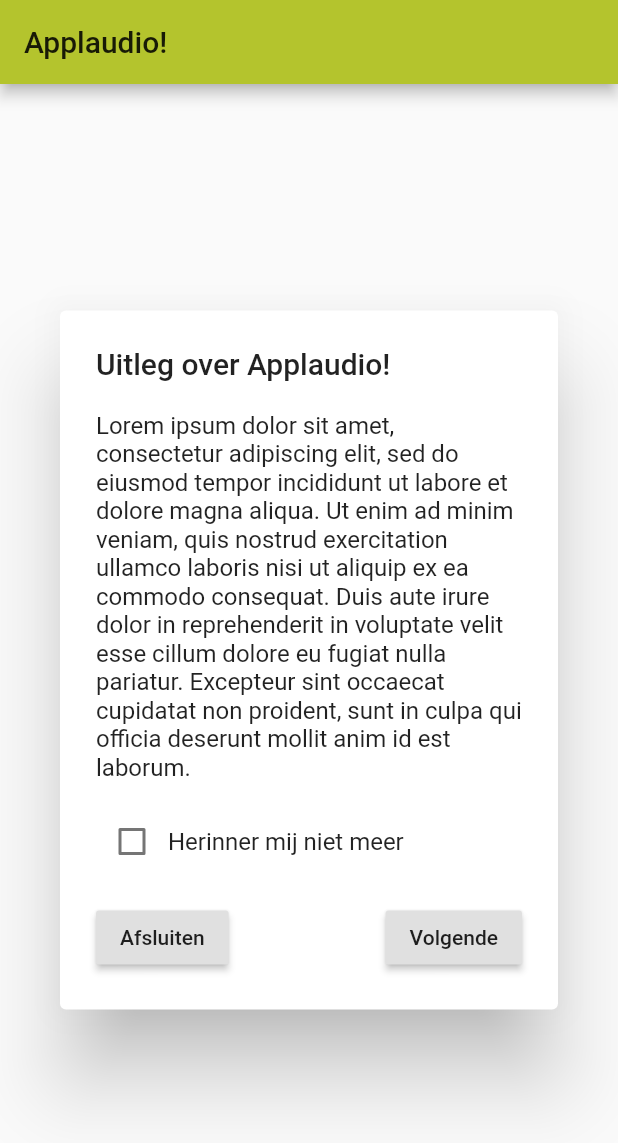
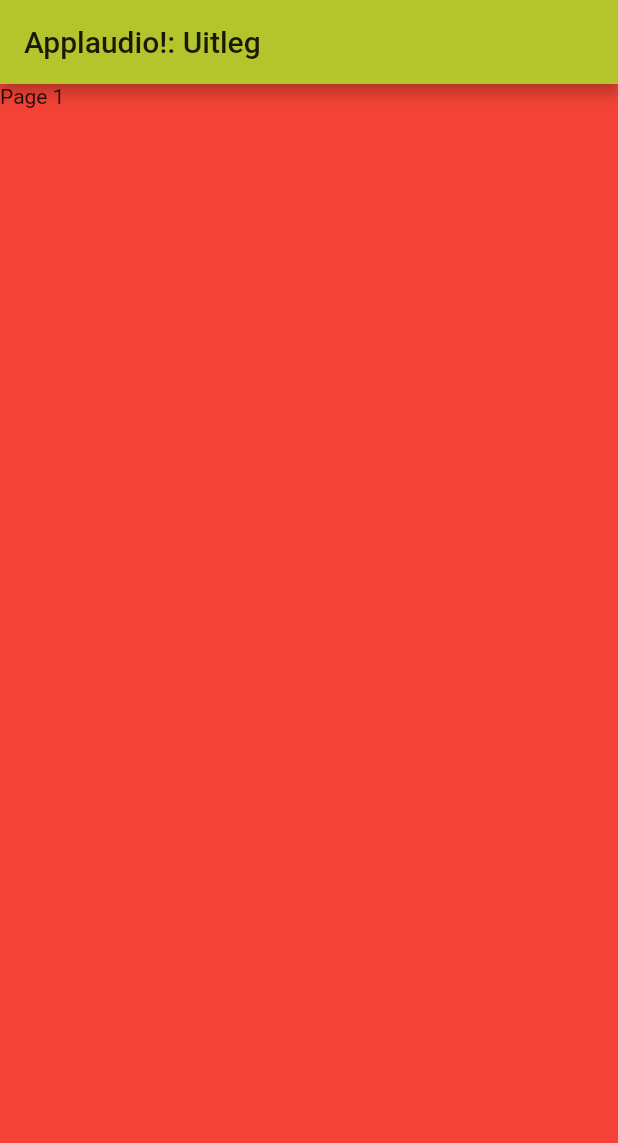
Before and after one commit to Luquatic/IPMEDTH, a Flutter app: the screen it shows after launch, after a tap on "Volgende", on a phone screen of 412 x 824 dp. Shown: the top 1143 px of the screen. Run offline on Flutter 3.47's test engine with Material 2 defaults, Android fonts, the phone set to English and light mode, and no system bars; missing offline and left inert: flutter_fluid_slider, flutter_sound.

Commit message:
added tutorial page with pageview

```diff
--- a/lib/main.dart
+++ b/lib/main.dart
@@ -6,6 +6,7 @@ import 'package:flutter/widgets.dart';
 // import 'package:flutter/rendering.dart';
 
 import './pages/intro.dart';
+import './pages/tutorial.dart';
 import './pages/home.dart';
 import './pages/profiles.dart';
 
@@ -34,6 +35,7 @@ class MyApp extends StatelessWidget {
       routes: {
         '/': (BuildContext context) => IntroPage(),
         '/intro': (BuildContext context) => IntroPage(),
+        '/tutorial': (BuildContext context) => TutorialPage(),
         '/home': (BuildContext context) => HomePage(),
         '/profiles': (BuildContext context) => Profiles(),
       },
--- a/lib/pages/intro.dart
+++ b/lib/pages/intro.dart
@@ -50,7 +50,9 @@ class _IntroPageState extends State<IntroPage> {
               ),
               RaisedButton(
                 child: Text('Volgende'),
-                onPressed: () {},
+                onPressed: () {
+                  Navigator.pushReplacementNamed(context, '/tutorial');
+                },
               )
             ],
           ),
@@ -62,15 +64,14 @@ class _IntroPageState extends State<IntroPage> {
   @override
   Widget build(BuildContext context) {
     print(_reminder);
-    if (_donotRemind == false) {
-      return Scaffold(
-        appBar: AppBar(
-          title: Text('Applaudio!'),
-        ),
-        body: _buildIntroDialog(),
-      );
-    } else {
-      return HomePage();
-    }
+
+    return _donotRemind == false
+        ? Scaffold(
+            appBar: AppBar(
+              title: Text('Applaudio!'),
+            ),
+            body: _buildIntroDialog(),
+          )
+        : HomePage();
   }
 }
--- /dev/null
+++ b/lib/pages/tutorial.dart
@@ -0,0 +1,38 @@
+import 'package:flutter/material.dart';
+
+class TutorialPage extends StatefulWidget {
+  @override
+  State<StatefulWidget> createState() {
+    return _TutorialPageState();
+  }
+}
+
+class _TutorialPageState extends State<TutorialPage> {
+  final PageController _pageController = PageController();
+
+  @override
+  Widget build(BuildContext context) {
+    return Scaffold(
+      appBar: AppBar(
+        title: Text('Applaudio!: Uitleg'),
+      ),
+      body: PageView(
+        controller: _pageController,
+        children: <Widget>[
+          Container(
+            child: Text('Page 1'),
+            color: Colors.red,
+          ),
+          Container(
+            child: Text('Page 2'),
+            color: Colors.white,
+          ),
+          Container(
+            child: Text('Page 3'),
+            color: Colors.blue,
+          ),
+        ],
+      ),
+    );
+  }
+}
```
Also changed, not shown: 4 other files.
